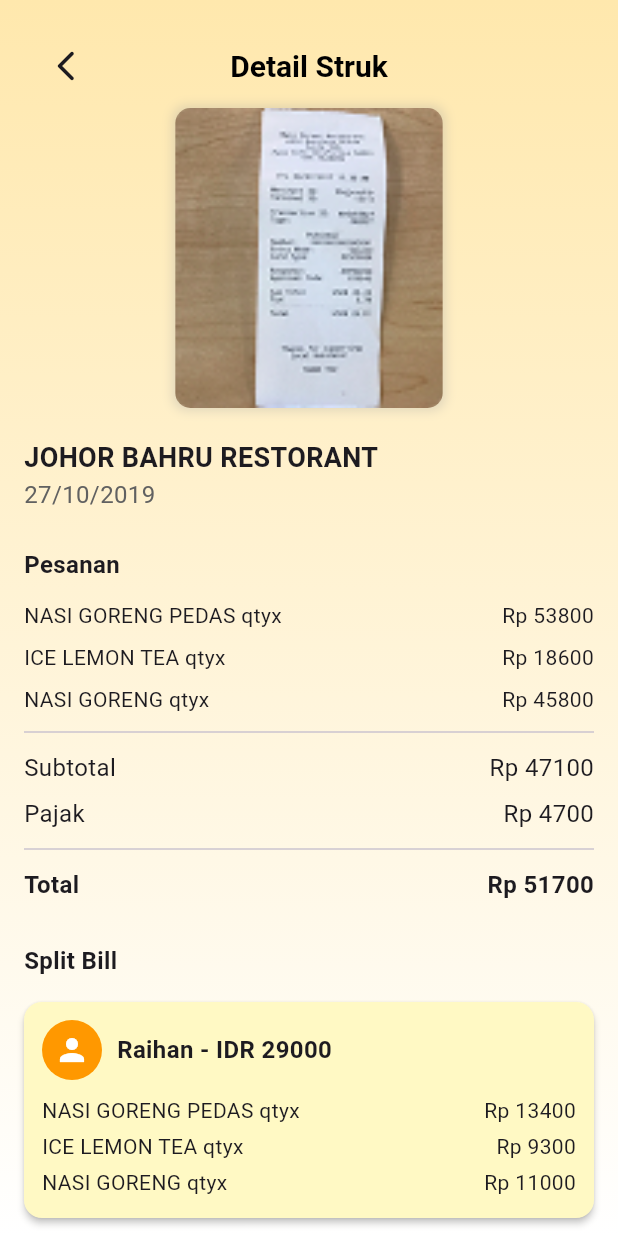
After one commit to ALFIAN-code/struk.in-pdbl, a Flutter app: the screen it shows after launch, after a tap on "JOHOR BAHRU RESTORANT", on a phone screen of 412 x 824 dp. The commit adds this screen. Run offline on Flutter 3.47's test engine with Material 3 defaults, Android fonts, the phone set to English and light mode, and no system bars; our stand-ins replace get, google_fonts, smooth_page_indicator.

Commit message:
detailstruk stengah jalan

```diff
--- a/lib/main.dart
+++ b/lib/main.dart
@@ -1,4 +1,5 @@
 import 'package:flutter/material.dart';
+import 'package:get/get_navigation/src/root/get_material_app.dart';
 import 'package:strukin/view/result_page.dart';
 import 'view/onboarding_screen.dart';
 import 'package:strukin/view/Homepage.dart';
@@ -12,7 +13,7 @@ class MyApp extends StatelessWidget {
 
   @override
   Widget build(BuildContext context) {
-    return MaterialApp(
+    return GetMaterialApp(
       debugShowCheckedModeBanner: false,
       title: 'Flutter Demo',
       theme: ThemeData(
--- /dev/null
+++ b/lib/view/Detailpage.dart
@@ -0,0 +1,222 @@
+import 'package:flutter/material.dart';
+import 'package:google_fonts/google_fonts.dart';
+
+class DetailPage extends StatelessWidget {
+  const DetailPage({super.key});
+
+  @override
+  Widget build(BuildContext context) {
+    return Scaffold(
+      // appBar: AppBar(
+      //   title: Text("Detail Struk"),
+      //   backgroundColor: Colors.transparent,
+      //   elevation: 0,
+      // ),
+      body: Container(
+        decoration: BoxDecoration(
+          gradient: LinearGradient(
+            begin: Alignment.topCenter,
+            end: Alignment.bottomCenter,
+            colors: [Color(0xFFFFE8AD), Color(0xFFFFFFFF)],
+          ),
+        ),
+        child: SingleChildScrollView(
+          child: Padding(
+            padding: EdgeInsets.all(16.0),
+            child: Column(
+              crossAxisAlignment: CrossAxisAlignment.start,
+              children: [
+                // Gambar Struk
+                // Row(
+                //   children: [
+                //     IconButton(
+                //       onPressed: () {},
+                //       icon: Icon(Icons.arrow_back_ios_new_rounded),
+                //     ),
+                //     Text('Detail Page'),
+                //   ],
+                // ),
+                AppBar(
+                  backgroundColor: Colors.transparent,
+                  elevation: 0,
+                  leading: Icon(Icons.arrow_back_ios_new_rounded),
+                  centerTitle: true,
+                  title: Text(
+                    'Detail Struk',
+                    style: GoogleFonts.roboto(
+                      fontSize: 20,
+                      fontWeight: FontWeight.bold,
+                      color: Colors.black,
+                    ),
+                  ),
+                ),
+
+                Center(
+                  child: Container(
+                    decoration: BoxDecoration(
+                      borderRadius: BorderRadius.circular(10),
+                      boxShadow: [
+                        BoxShadow(
+                          color: Colors.grey.withOpacity(0.3),
+                          blurRadius: 5,
+                          spreadRadius: 2,
+                        ),
+                      ],
+                    ),
+                    child: ClipRRect(
+                      borderRadius: BorderRadius.circular(10),
+                      child: Image.asset(
+                        'assets/images/Struk1.png', // Ubah sesuai path gambar struk
+                        height: 200,
+                        fit: BoxFit.cover,
+                      ),
+                    ),
+                  ),
+                ),
+
+                SizedBox(height: 20),
+
+                // Informasi Restoran & Tanggal
+                Text(
+                  "JOHOR BAHRU RESTORANT",
+                  style: TextStyle(fontSize: 18, fontWeight: FontWeight.bold),
+                ),
+                Text(
+                  "27/10/2019",
+                  style: TextStyle(fontSize: 16, color: Colors.grey[700]),
+                ),
+
+                SizedBox(height: 16),
+
+                // Daftar Pesanan
+                _buildSectionTitle("Pesanan"),
+                _buildOrderItem("NASI GORENG PEDAS", 2, 26900),
+                _buildOrderItem("ICE LEMON TEA", 2, 9300),
+                _buildOrderItem("NASI GORENG", 2, 22900),
+
+                Divider(thickness: 1),
+
+                // Total Pembayaran
+                _buildTotalSection(),
+
+                SizedBox(height: 16),
+
+                // Split Bill
+                _buildSectionTitle("Split Bill"),
+                _buildSplitBillItem("Raihan", 29000, [
+                  _buildSplitOrder("NASI GORENG PEDAS", 1, 13400),
+                  _buildSplitOrder("ICE LEMON TEA", 1, 9300),
+                  _buildSplitOrder("NASI GORENG", 1, 11000),
+                ]),
+                _buildSplitBillItem("Hilmi", 29000, [
+                  _buildSplitOrder("NASI GORENG PEDAS", 1, 13400),
+                  _buildSplitOrder("ICE LEMON TEA", 1, 9300),
+                  _buildSplitOrder("NASI GORENG", 1, 11000),
+                ]),
+              ],
+            ),
+          ),
+        ),
+      ),
+    );
+  }
+
+  Widget _buildSectionTitle(String title) {
+    return Padding(
+      padding: const EdgeInsets.symmetric(vertical: 8.0),
+      child: Text(
+        title,
+        style: TextStyle(fontSize: 16, fontWeight: FontWeight.bold),
+      ),
+    );
+  }
+
+  Widget _buildOrderItem(String name, int qty, int price) {
+    return Padding(
+      padding: const EdgeInsets.symmetric(vertical: 4.0),
+      child: Row(
+        mainAxisAlignment: MainAxisAlignment.spaceBetween,
+        children: [Text("$name qtyx"), Text("Rp ${price * qty}")],
+      ),
+    );
+  }
+
+  Widget _buildTotalSection() {
+    return Column(
+      crossAxisAlignment: CrossAxisAlignment.start,
+      children: [
+        _buildTotalRow("Subtotal", 47100),
+        _buildTotalRow("Pajak", 4700),
+        Divider(),
+        _buildTotalRow("Total", 51700, isBold: true),
+      ],
+    );
+  }
+
+  Widget _buildTotalRow(String label, int amount, {bool isBold = false}) {
+    return Padding(
+      padding: const EdgeInsets.symmetric(vertical: 4.0),
+      child: Row(
+        mainAxisAlignment: MainAxisAlignment.spaceBetween,
+        children: [
+          Text(
+            label,
+            style: TextStyle(
+              fontSize: 16,
+              fontWeight: isBold ? FontWeight.bold : FontWeight.normal,
+            ),
+          ),
+          Text(
+            "Rp $amount",
+            style: TextStyle(
+              fontSize: 16,
+              fontWeight: isBold ? FontWeight.bold : FontWeight.normal,
+            ),
+          ),
+        ],
+      ),
+    );
+  }
+
+  Widget _buildSplitBillItem(String name, int total, List<Widget> orders) {
+    return Card(
+      color: Colors.yellow[100],
+      elevation: 2,
+      margin: EdgeInsets.symmetric(vertical: 8),
+      shape: RoundedRectangleBorder(borderRadius: BorderRadius.circular(12)),
+      child: Padding(
+        padding: EdgeInsets.all(12),
+        child: Column(
+          crossAxisAlignment: CrossAxisAlignment.start,
+          children: [
+            Row(
+              children: [
+                CircleAvatar(
+                  backgroundColor: Colors.orange,
+                  child: Icon(Icons.person, color: Colors.white),
+                ),
+                SizedBox(width: 10),
+                Text(
+                  "$name - IDR $total",
+                  style: TextStyle(fontSize: 16, fontWeight: FontWeight.bold),
+                ),
+              ],
+            ),
+            SizedBox(height: 8),
+            Column(children: orders),
+          ],
+        ),
+      ),
+    );
+  }
+
+  Widget _buildSplitOrder(String name, int qty, int price) {
+    return Padding(
+      padding: const EdgeInsets.symmetric(vertical: 2.0),
+      child: Row(
+        mainAxisAlignment: MainAxisAlignment.spaceBetween,
+        children: [Text("$name qtyx"), Text("Rp $price")],
+      ),
+    );
+  }
+}
--- a/lib/view/Homepage.dart
+++ b/lib/view/Homepage.dart
@@ -1,5 +1,8 @@
 import 'package:flutter/material.dart';
+import 'package:get/get.dart';
+import 'package:get/get_core/get_core.dart';
 import 'package:google_fonts/google_fonts.dart';
+import 'package:strukin/view/Detailpage.dart';
 
 class HomePage extends StatelessWidget {
   const HomePage({super.key});
@@ -232,7 +235,12 @@ class HomePage extends StatelessWidget {
                       5,
                       (index) => Padding(
                         padding: const EdgeInsets.only(bottom: 20),
-                        child: StrukItem(),
+                        child: GestureDetector(
+                          onTap: () {
+                            Get.to(DetailPage());
+                          },
+                          child: StrukItem(),
+                        ),
                       ),
                     ),
                   ),
--- a/pubspec.yaml
+++ b/pubspec.yaml
@@ -33,6 +33,8 @@ dependencies:
     sdk: flutter
   google_fonts: ^6.2.1
   smooth_page_indicator: ^1.1.0
+  get: ^4.7.2
+
 dev_dependencies:
 
   # The "flutter_lints" package below contains a set of recommended lints to
```
Also changed, not shown: pubspec.lock.
